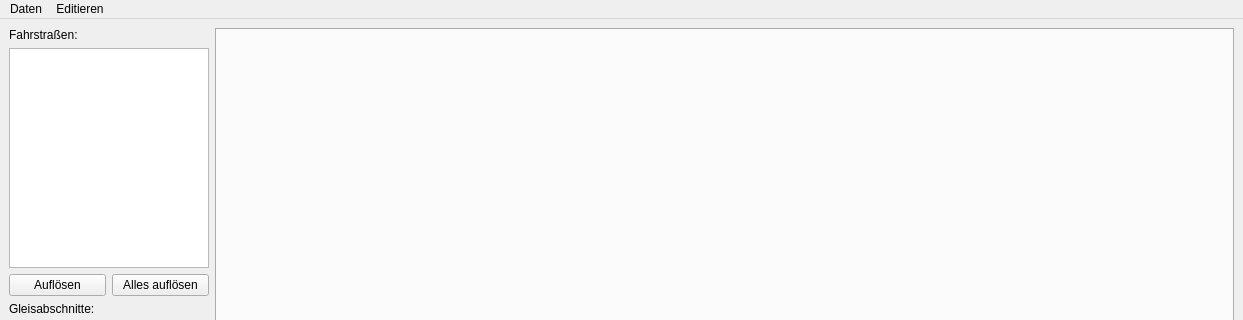
Qt form track-control-ng/mainwindow.ui (stmork/mrw-track-control-ng) before a commit; both pictures show x 0 to 1243 and y 0 to 320 of the 1243 by 601 pixel window.
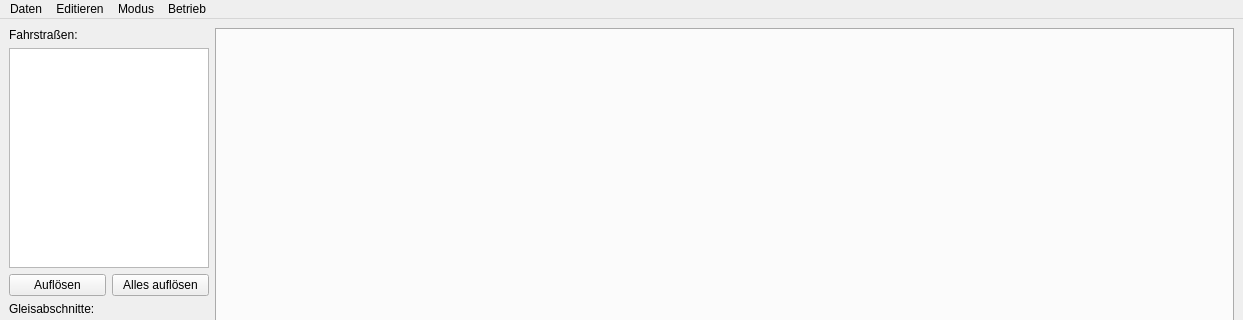
The same form after that commit.

What changed in the file:
```diff
--- a/track-control-ng/mainwindow.ui
+++ b/track-control-ng/mainwindow.ui
@@ -229,8 +229,26 @@
     <addaction name="actionBendLeft"/>
     <addaction name="actionBendRight"/>
    </widget>
+   <widget class="QMenu" name="menuModus">
+    <property name="title">
+     <string>Modus</string>
+    </property>
+    <addaction name="actionEdit"/>
+    <addaction name="actionOperate"/>
+    <addaction name="actionClear"/>
+   </widget>
+   <widget class="QMenu" name="menuBetrieb">
+    <property name="title">
+     <string>Betrieb</string>
+    </property>
+    <addaction name="actionTurnSwitchLeft"/>
+    <addaction name="actionTurnSwitchRight"/>
+    <addaction name="actionTurnSwitch"/>
+   </widget>
    <addaction name="menuDaten"/>
    <addaction name="menuEditieren"/>
+   <addaction name="menuModus"/>
+   <addaction name="menuBetrieb"/>
   </widget>
   <widget class="QStatusBar" name="statusbar"/>
   <action name="actionQuit">
```
Left out of the diff: 30 changed lines with no effect on the pictures.
